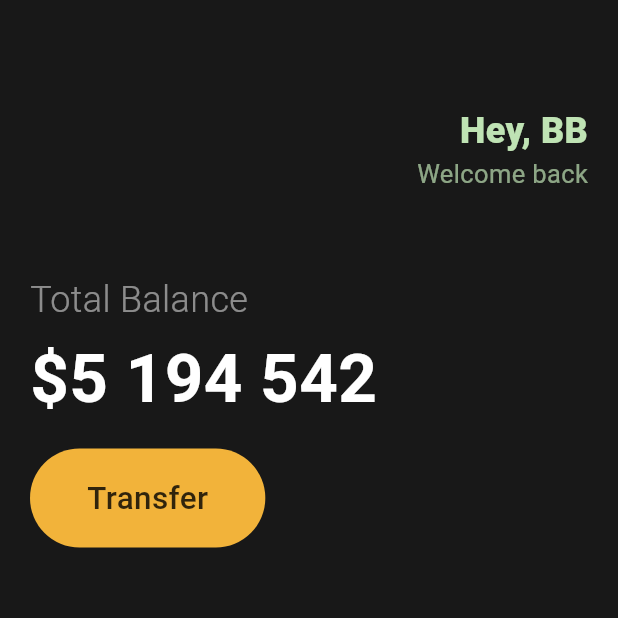
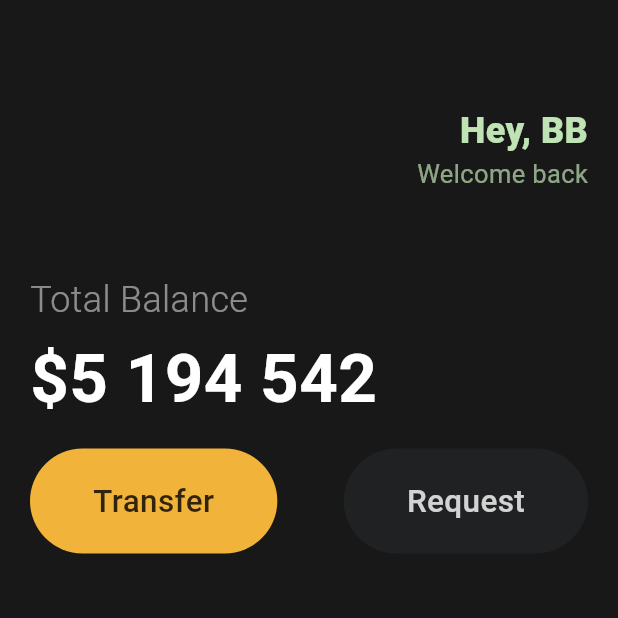
Before and after one commit to chhhhhyoo/FluttToon, a Flutter app: the screen it shows after launch, on a phone screen of 412 x 824 dp, the top half of it. Run offline on Flutter 3.47's test engine with Material 3 defaults, Android fonts, the phone set to English and light mode, and no system bars.

Commit message:
Update button part

```diff
--- a/lib/main.dart
+++ b/lib/main.dart
@@ -1,4 +1,5 @@
 import 'package:flutter/material.dart';
+import 'package:toonflix/widgets/Button.dart';
 
 void main() {
   runApp(const App());
@@ -70,24 +71,18 @@ class App extends StatelessWidget {
                 height: 15,
               ),
               Row(
+                mainAxisAlignment: MainAxisAlignment.spaceBetween,
                 children: [
-                  Container(
-                      decoration: BoxDecoration(
-                          color: const Color(0xFFF2B33A),
-                          borderRadius: BorderRadius.circular(45)),
-                      child: Padding(
-                        padding: const EdgeInsets.symmetric(
-                          vertical: 18,
-                          horizontal: 38,
-                        ),
-                        child: Text(
-                          "Transfer",
-                          style: TextStyle(
-                              fontSize: 21,
-                              fontWeight: FontWeight.w500,
-                              color: Colors.black.withOpacity(0.8)),
-                        ),
-                      ))
+                  Button(
+                    text: "Transfer",
+                    bgColor: const Color(0xFFF2B33A),
+                    txtColor: Colors.black.withOpacity(0.8),
+                  ),
+                  Button(
+                    text: "Request",
+                    bgColor: const Color(0xFF1F2123),
+                    txtColor: Colors.white.withOpacity(0.8),
+                  ),
                 ],
               )
             ],
```
